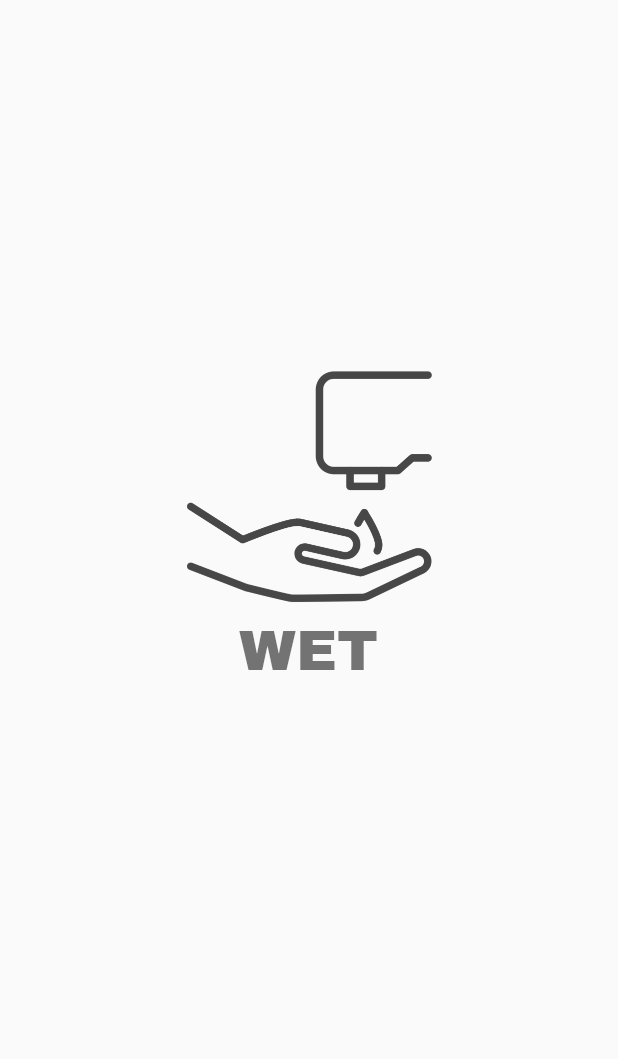
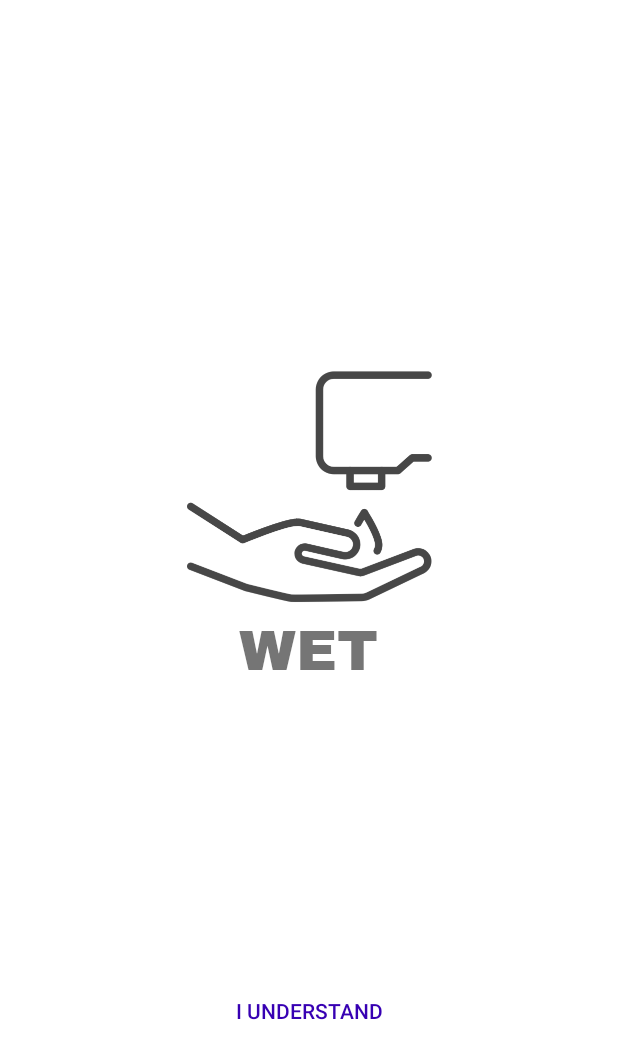
Before and after one commit to dikamjit-borah/GUX, an Android app: the screen it shows after launch (MainActivity), on a phone screen of 412 x 824 dp. Shown: the top 1059 px of the screen. Run offline under Robolectric (Android 15) with nearby library versions, the phone set to English and light mode, and no system bars.

Commit message:
commit#1

```diff
--- a/app/src/main/AndroidManifest.xml
+++ b/app/src/main/AndroidManifest.xml
@@ -9,17 +9,15 @@
         android:roundIcon="@mipmap/ic_launcher_round"
         android:supportsRtl="true"
         android:theme="@style/AppTheme">
+        <activity android:name=".Login"></activity>
         <activity android:name=".Splash">
-
             <intent-filter>
                 <action android:name="android.intent.action.MAIN" />
 
                 <category android:name="android.intent.category.LAUNCHER" />
             </intent-filter>
         </activity>
-        <activity android:name=".MainActivity">
-
-        </activity>
+        <activity android:name=".MainActivity"></activity>
 
         <meta-data
             android:name="preloaded_fonts"
--- a/app/src/main/java/com/hobarb/gux/MainActivity.java
+++ b/app/src/main/java/com/hobarb/gux/MainActivity.java
@@ -3,7 +3,10 @@ package com.hobarb.gux;
 import androidx.appcompat.app.AppCompatActivity;
 import androidx.viewpager.widget.ViewPager;
 
+import android.content.Intent;
 import android.os.Bundle;
+import android.view.View;
+import android.widget.Button;
 import android.widget.LinearLayout;
 
 public class MainActivity extends AppCompatActivity {
@@ -11,6 +14,8 @@ public class MainActivity extends AppCompatActivity {
     ViewPager viewPager;
     LinearLayout linearLayout;
     SliderAdapter sliderAdapter;
+
+    Button proceed;
 
     @Override
     protected void onCreate(Bundle savedInstanceState) {
@@ -21,6 +26,16 @@ public class MainActivity extends AppCompatActivity {
         linearLayout = findViewById(R.id.ll_main);
        sliderAdapter = new SliderAdapter(this);
         viewPager.setAdapter(sliderAdapter);
+        proceed = findViewById(R.id.button_proceed_main);
+
+        proceed.setOnClickListener(new View.OnClickListener() {
+            @Override
+            public void onClick(View v) {
+                startActivity(new Intent(getApplicationContext(), Login.class));
+            }
+        });
+
+
 
     }
 }
--- /dev/null
+++ b/app/src/main/res/drawable/custom_button.xml
@@ -0,0 +1,4 @@
+<?xml version="1.0" encoding="utf-8"?>
+<shape xmlns:android="http://schemas.android.com/apk/res/android" android:shape="rectangle">
+<stroke android:color="#ffffff" android:width="2px"></stroke>
+</shape>
--- a/app/src/main/res/layout/activity_main.xml
+++ b/app/src/main/res/layout/activity_main.xml
@@ -4,7 +4,8 @@
     xmlns:tools="http://schemas.android.com/tools"
     android:layout_width="match_parent"
     android:layout_height="match_parent"
-    tools:context=".MainActivity">
+    tools:context=".MainActivity"
+    android:background="#ffffff">
 
     <androidx.viewpager.widget.ViewPager
         android:id="@+id/viewpager_main"
@@ -20,6 +21,15 @@
         android:layout_height="match_parent"
         android:orientation="horizontal">
 
+        <Button
+            android:id="@+id/button_proceed_main"
+            android:layout_width="wrap_content"
+            android:layout_height="wrap_content"
+            android:layout_weight="1"
+            android:text="@string/i_understand"
+            android:textColor="@color/colorPrimaryDark"
+            android:background="@drawable/custom_button"
+           />
     </LinearLayout>
 
 </RelativeLayout>
--- a/app/src/main/res/values/strings.xml
+++ b/app/src/main/res/values/strings.xml
@@ -1,3 +1,5 @@
 <resources>
     <string name="app_name">GUX</string>
+    <string name="procced_to_log_in">Procced to Log in</string>
+    <string name="i_understand">I understand</string>
 </resources>
```
Also changed, not shown: app/src/main/java/com/hobarb/gux/Login.java (added, +14 -0 lines), app/src/main/res/layout/activity_login.xml (added, +9 -0 lines).
